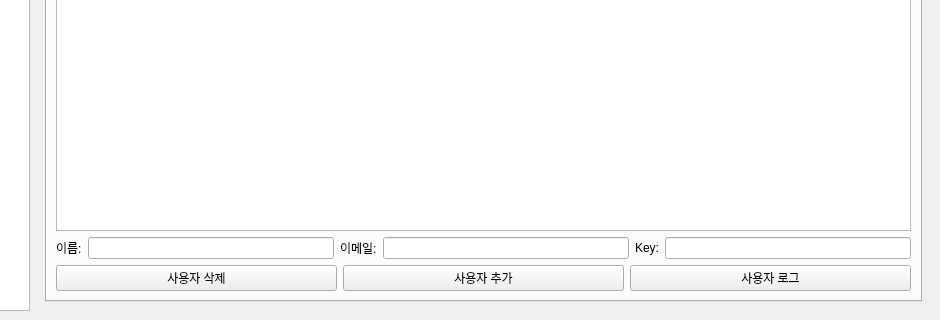
Before: the Qt Designer form MANAGER/BIGMACLAB_MANAGER_GUI.ui in yojun313/knpu, drawn with Qt 5; both pictures show x 129 to 1069 and y 467 to 787 of the 1069 by 787 pixel window.
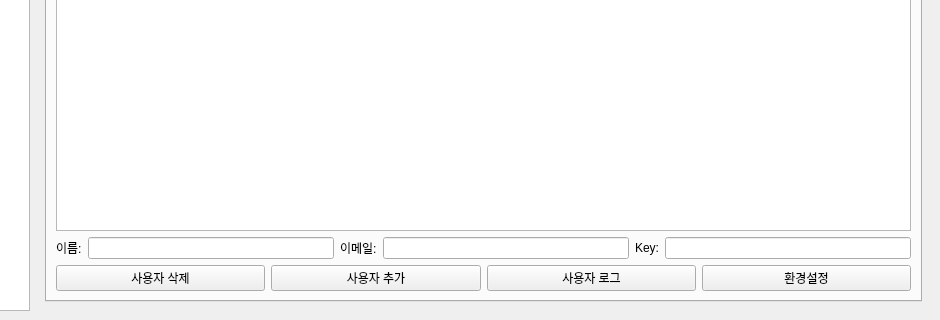
After: the same form once the commit is applied. The open tabs and pages were chosen to show the change.

The edit to the form file:
```diff
--- a/MANAGER/BIGMACLAB_MANAGER_GUI.ui
+++ b/MANAGER/BIGMACLAB_MANAGER_GUI.ui
@@ -540,6 +540,13 @@
                 </property>
                </widget>
               </item>
+              <item>
+               <widget class="QPushButton" name="user_setting_button">
+                <property name="text">
+                 <string>환경설정</string>
+                </property>
+               </widget>
+              </item>
              </layout>
             </item>
            </layout>
```
